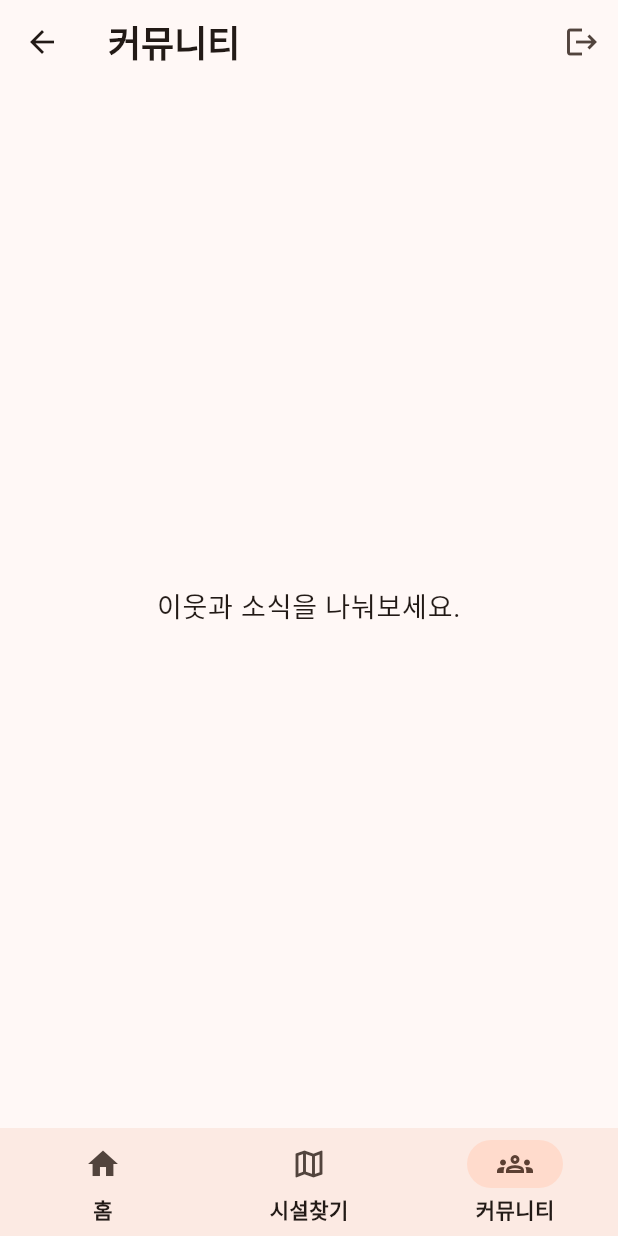
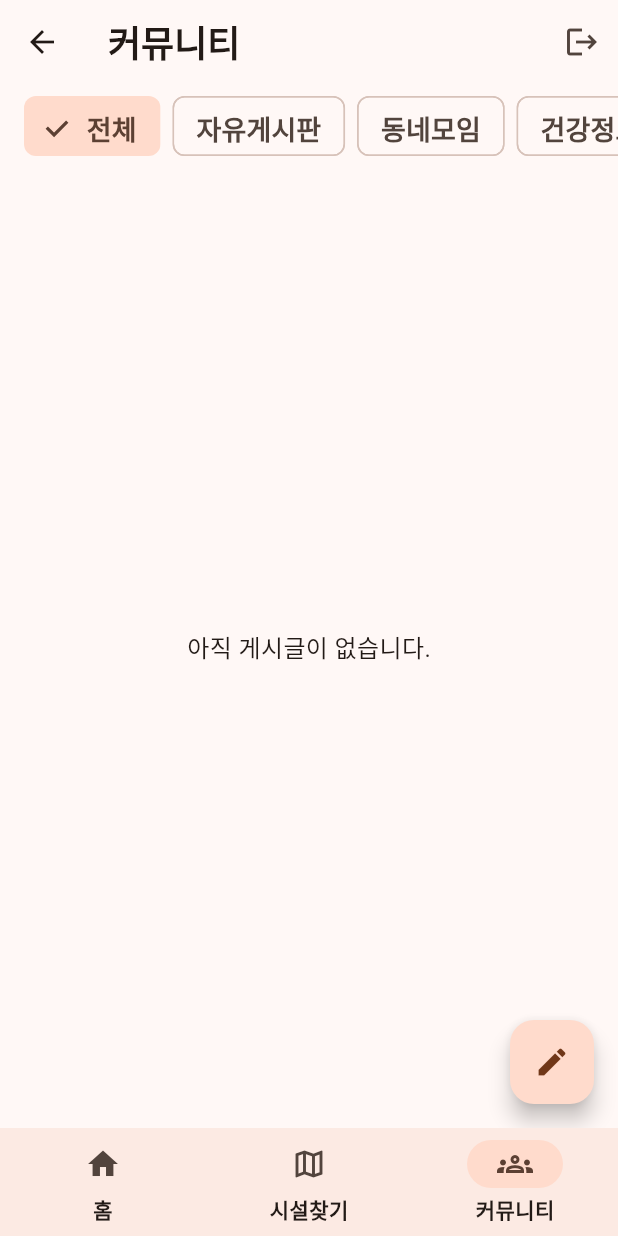
Before and after one commit to CPA-KWON/silver-life, a Flutter app: the MainShell screen opened directly, item 3 of the bottom bar chosen, on a phone screen of 412 x 824 dp. Run offline on Flutter 3.47's test engine with Material 3 defaults, Android fonts, the phone set to English and light mode, and no system bars; our stand-ins replace permission_handler, supabase_flutter; missing offline and left inert: flutter_naver_map; accounts and stored records are empty.

Commit message:
커뮤니티 게시글/댓글 화면 구현

```diff
--- /dev/null
+++ b/lib/community/community_page.dart
@@ -0,0 +1,161 @@
+import 'package:flutter/material.dart';
+import 'package:supabase_flutter/supabase_flutter.dart';
+
+import 'new_post_page.dart';
+import 'post_detail_page.dart';
+
+const kPostCategories = ['자유게시판', '동네모임', '건강정보', '나눔·도움요청'];
+
+class CommunityPage extends StatefulWidget {
+  const CommunityPage({super.key});
+
+  @override
+  State<CommunityPage> createState() => _CommunityPageState();
+}
+
+class _CommunityPageState extends State<CommunityPage> {
+  String? _categoryFilter;
+  late Future<List<Map<String, dynamic>>> _postsFuture;
+
+  @override
+  void initState() {
+    super.initState();
+    _postsFuture = _fetchPosts();
+  }
+
+  Future<List<Map<String, dynamic>>> _fetchPosts() async {
+    final client = Supabase.instance.client;
+    final builder = client
+        .from('posts')
+        .select('id, title, category, created_at, profiles(nickname)');
+    final filtered = _categoryFilter == null
+        ? builder
+        : builder.eq('category', _categoryFilter!);
+    final result = await filtered.order('created_at', ascending: false);
+    return List<Map<String, dynamic>>.from(result);
+  }
+
+  void _refresh() {
+    // Must be a block body: an arrow body's value would be the Future
+    // that _fetchPosts() returns, and setState() rejects a callback that
+    // returns a Future instead of void.
+    setState(() {
+      _postsFuture = _fetchPosts();
+    });
+  }
+
+  void _setCategory(String? category) {
+    setState(() {
+      _categoryFilter = category;
+      _postsFuture = _fetchPosts();
+    });
+  }
+
+  @override
+  Widget build(BuildContext context) {
+    return Scaffold(
+      body: Column(
+        children: [
+          _CategoryFilterBar(selected: _categoryFilter, onSelected: _setCategory),
+          Expanded(
+            child: FutureBuilder<List<Map<String, dynamic>>>(
+              future: _postsFuture,
+              builder: (context, snapshot) {
+                if (snapshot.connectionState != ConnectionState.done) {
+                  return const Center(child: CircularProgressIndicator());
+                }
+                if (snapshot.hasError) {
+                  return Center(child: Text('불러오지 못했습니다: ${snapshot.error}'));
+                }
+                final posts = snapshot.data ?? [];
+                if (posts.isEmpty) {
+                  return const Center(child: Text('아직 게시글이 없습니다.'));
+                }
+                return RefreshIndicator(
+                  onRefresh: () async => _refresh(),
+                  child: ListView.separated(
+                    itemCount: posts.length,
+                    separatorBuilder: (_, _) => const Divider(height: 1),
+                    itemBuilder: (context, i) {
+                      final post = posts[i];
+                      final nickname =
+                          (post['profiles'] as Map?)?['nickname'] as String? ?? '알 수 없음';
+                      return ListTile(
+                        title: Text(
+                          post['title'] as String,
+                          maxLines: 1,
+                          overflow: TextOverflow.ellipsis,
+                        ),
+                        subtitle: Text(
+                          '[${post['category']}] $nickname',
+                          maxLines: 1,
+                          overflow: TextOverflow.ellipsis,
+                        ),
+                        onTap: () async {
+                          await Navigator.of(context).push(
+                            MaterialPageRoute(
+                              builder: (_) => PostDetailPage(postId: post['id'] as String),
+                            ),
+                          );
+                          _refresh();
+                        },
+                      );
+                    },
+                  ),
+                );
+              },
+            ),
+          ),
+        ],
+      ),
+      floatingActionButton: FloatingActionButton(
+        onPressed: () async {
+          await Navigator.of(context).push<bool>(
+            MaterialPageRoute(builder: (_) => const NewPostPage()),
+          );
+          // Always refresh on return, not just when NewPostPage reported
+          // success — a stale list is worse than one harmless extra fetch.
+          _refresh();
+        },
+        child: const Icon(Icons.edit),
+      ),
+    );
+  }
+}
+
+class _CategoryFilterBar extends StatelessWidget {
+  const _CategoryFilterBar({required this.selected, required this.onSelected});
+
+  final String? selected;
+  final ValueChanged<String?> onSelected;
+
+  @override
+  Widget build(BuildContext context) {
+    return SizedBox(
+      height: 56,
+      child: ListView(
+        scrollDirection: Axis.horizontal,
+        padding: const EdgeInsets.symmetric(horizontal: 12, vertical: 8),
+        children: [
+          Padding(
+            padding: const EdgeInsets.symmetric(horizontal: 4),
+            child: ChoiceChip(
+              label: const Text('전체'),
+              selected: selected == null,
+              onSelected: (_) => onSelected(null),
+            ),
+          ),
+          for (final category in kPostCategories)
+            Padding(
+              padding: const EdgeInsets.symmetric(horizontal: 4),
+              child: ChoiceChip(
+                label: Text(category),
+                selected: selected == category,
+                onSelected: (_) => onSelected(category),
+              ),
+            ),
+        ],
+      ),
+    );
+  }
+}
--- a/lib/home/main_shell.dart
+++ b/lib/home/main_shell.dart
@@ -1,6 +1,7 @@
 import 'package:flutter/material.dart';
 import 'package:supabase_flutter/supabase_flutter.dart';
 
+import '../community/community_page.dart';
 import '../facility/facility_search_page.dart';
 
 class MainShell extends StatefulWidget {
@@ -18,7 +19,7 @@ class _MainShellState extends State<MainShell> {
   static const _pages = [
     _PlaceholderTab(message: '환영합니다, 실버라이프입니다.'),
     FacilitySearchPage(),
-    _PlaceholderTab(message: '이웃과 소식을 나눠보세요.'),
+    CommunityPage(),
   ];
 
   static const _destinations = [
```
Also changed, not shown: lib/community/new_post_page.dart (added, +115 -0 lines), lib/community/post_detail_page.dart (added, +185 -0 lines), 1 other file.
